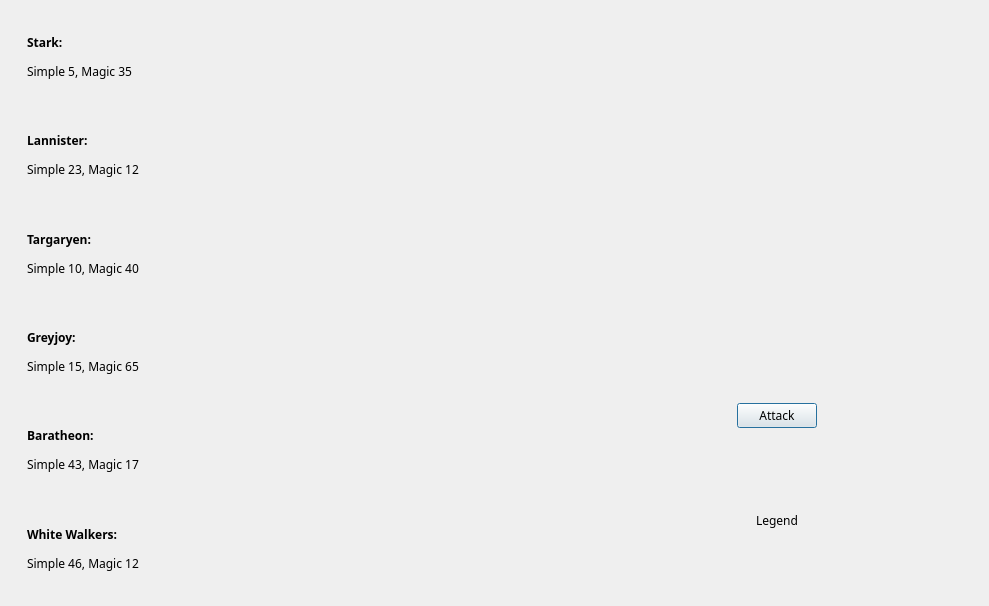
AliceCasali/Legend_Of_WesterosQT, file playwindow.ui: the form before one commit.
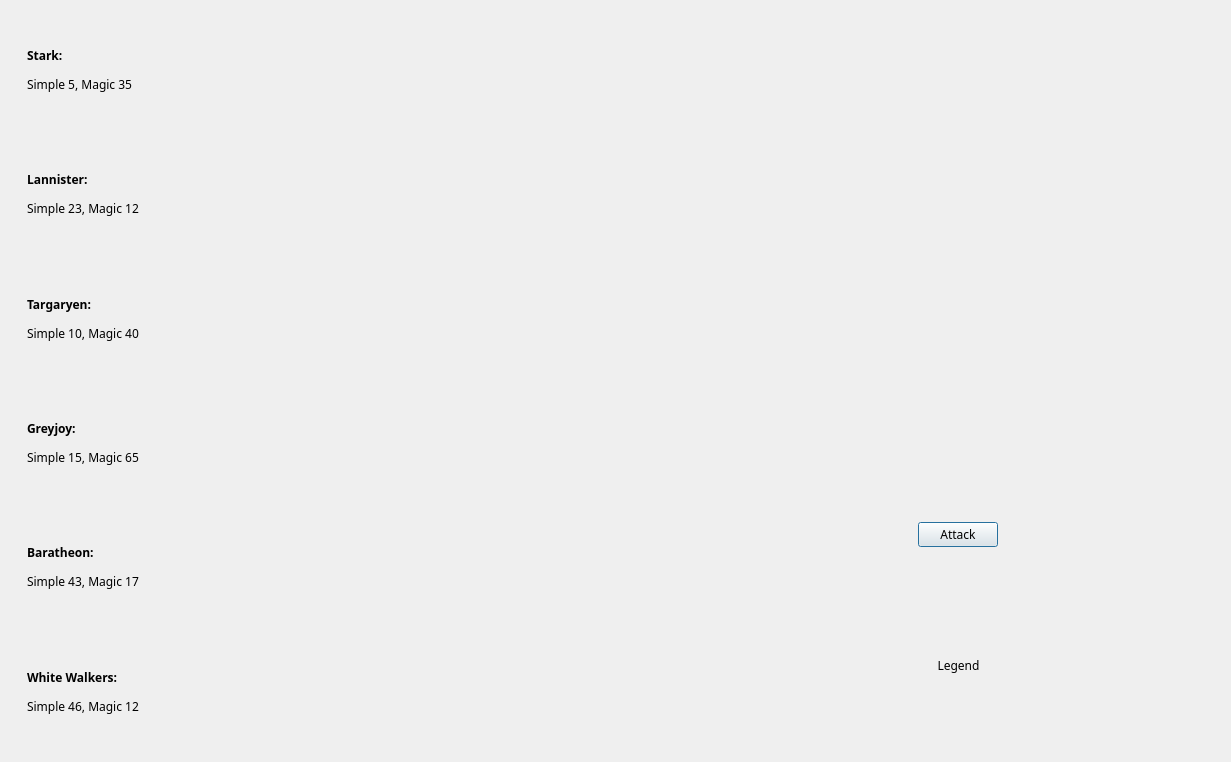
The form after the commit.

```diff
--- a/playwindow.ui
+++ b/playwindow.ui
@@ -6,8 +6,8 @@
    <rect>
     <x>0</x>
     <y>0</y>
-    <width>989</width>
-    <height>606</height>
+    <width>1231</width>
+    <height>762</height>
    </rect>
   </property>
   <property name="windowTitle">
```
